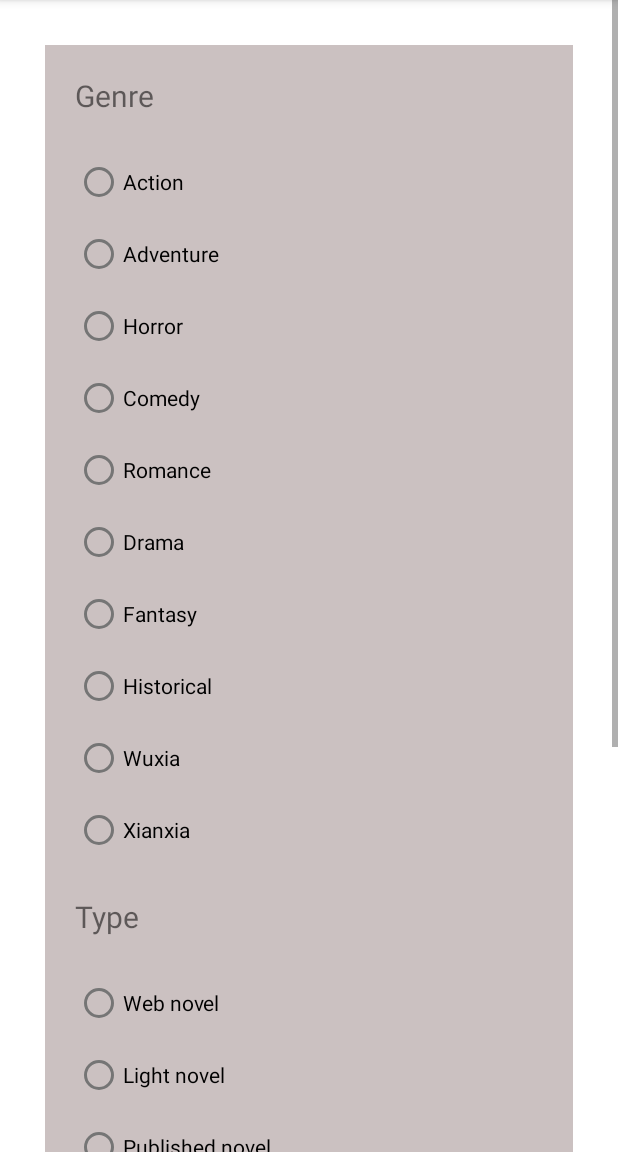
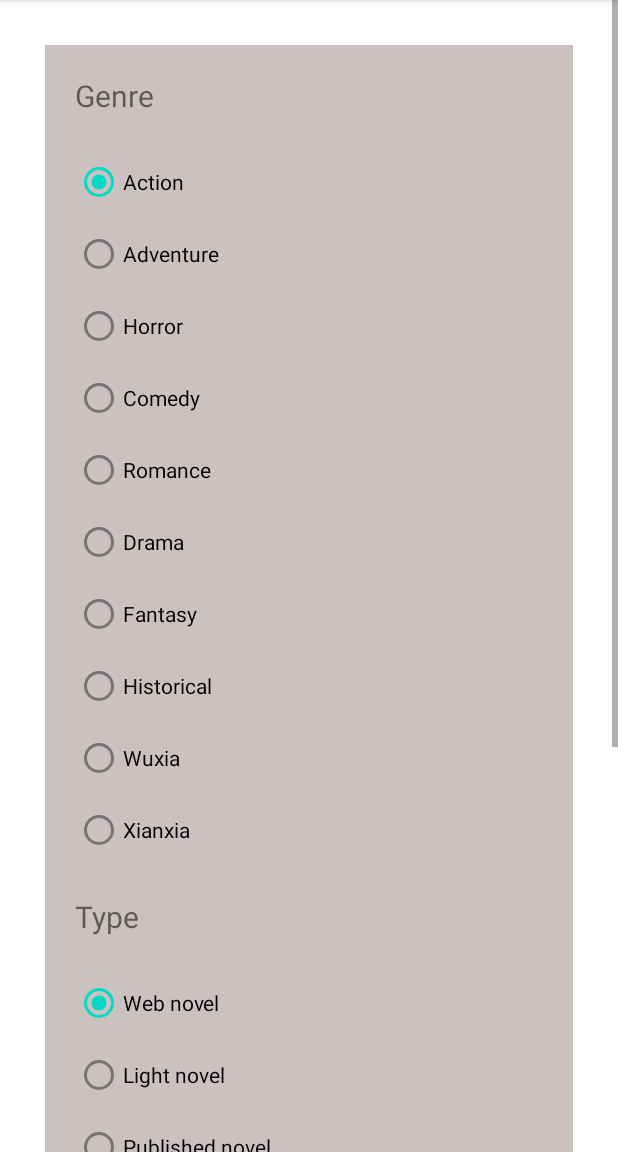
Before and after one commit to PabloRodriguezLomba/projectPMDM, an Android app: the screen it shows after launch (SearchSeries), in the options menu, after a tap on "Series Finder", on a phone screen of 412 x 824 dp, the part 84-1236 px from its top. Run offline under Robolectric (Android 15) with nearby library versions, the phone set to English and light mode, and no system bars.

Commit message:
feat:Shared preferences and search done

```diff
--- a/app/src/main/java/com/example/projectpmdm/ChapterAdapter.java
+++ b/app/src/main/java/com/example/projectpmdm/ChapterAdapter.java
@@ -18,6 +18,7 @@ public class ChapterAdapter extends ArrayAdapter {
     private Activity context;
     private chapter[] arrayChapters;
 
+
     public ChapterAdapter(@NonNull Activity context, int resource, @NonNull chapter[] objects) {
         super(context, resource, objects);
         this.context = context;
@@ -34,9 +35,13 @@ public class ChapterAdapter extends ArrayAdapter {
 
         TextView Date = fila.findViewById(R.id.chaptersDate);
         TextView Url = fila.findViewById(R.id.chaptersUrl);
+        TextView number = fila.findViewById(R.id.chaptersNumber);
+
 
         Date.setText(arrayChapters[position].getDate());
         Url.setText(arrayChapters[position].getUrl());
+        number.setText(arrayChapters[position].getNumber());
+
 
         return fila;
     }
--- a/app/src/main/java/com/example/projectpmdm/MainActivity.java
+++ b/app/src/main/java/com/example/projectpmdm/MainActivity.java
@@ -14,6 +14,7 @@ import android.widget.ListView;
 import android.widget.Toast;
 
 import java.util.ArrayList;
+import java.util.Random;
 
 public class MainActivity extends AppCompatActivity {
 
@@ -47,9 +48,10 @@ public class MainActivity extends AppCompatActivity {
 
                String date = c.getString(1);
                String url = c.getString(2);
-               String idSeries = c.getString(3);
+               String idSeries = c.getString(4);
+               String number = c.getString(3);
 
-               chapterArrayList.add(new chapter(date,url,idSeries));
+               chapterArrayList.add(new chapter(date,url,number,idSeries));
 
            } while (c.moveToNext());
         } else {
@@ -59,7 +61,8 @@ public class MainActivity extends AppCompatActivity {
 
         chapter[] chaterArray = chapterArrayList.toArray(new chapter[0]);
 
-
+        ChapterAdapter adapter = new ChapterAdapter(MainActivity.this,R.layout.chapters,chaterArray);
+        mainActivityList.setAdapter(adapter);
 
     }
 
@@ -78,6 +81,21 @@ public class MainActivity extends AppCompatActivity {
                 startActivity(i);
                 break;
             case R.id.mnRandom:
+                String nombre = "Lord of the Mysteries";
+                int random = new Random().nextInt(7) +1;
+                Cursor c = db.rawQuery("SELECT nombre FROM series where id = " + random,null);
+                if(c.moveToFirst()) {
+                    do {
+                        nombre = c.getString(0);
+                    } while (c.moveToNext());
+                }
+
+
+                Intent intent = new Intent(MainActivity.this,Series.class);
+                intent.putExtra("nombre",nombre);
+                startActivity(intent);
+
+
                 break;
             case R.id.mnSearch:
                 Intent is = new Intent(MainActivity.this,SearchSeries.class);
--- a/app/src/main/java/com/example/projectpmdm/NovelDatabase.java
+++ b/app/src/main/java/com/example/projectpmdm/NovelDatabase.java
@@ -14,7 +14,7 @@ import java.util.Calendar;
 public class NovelDatabase extends SQLiteOpenHelper {
 
     String sqlCreate = "CREATE TABLE if not exists series (id INTEGER PRIMARY KEY AUTOINCREMENT , nombre TEXT NOT NULL,image INTEGER NOT NULL,type TEXT NOT NULL,genre TEXT NOT NULL,author TEXT NOT NULL,Lenguage TEXT NOT NULL,Rating REAL NOT NULL)";
-    String sqlChapters = "CREATE TABLE IF NOT EXISTS chapters (id INTEGER PRIMARY KEY AUTOINCREMENT ,date TEXT NOT NULL,url TEXT NOT NULL,idSeries INTEGER NOT NULL,FOREIGN KEY(idSeries) REFERENCES series(id))";
+    String sqlChapters = "CREATE TABLE IF NOT EXISTS chapters (id INTEGER PRIMARY KEY AUTOINCREMENT ,date TEXT NOT NULL,url TEXT NOT NULL,number Integer NOT NULL,idSeries INTEGER NOT NULL,FOREIGN KEY(idSeries) REFERENCES series(id))";
     Calendar calendar;
     String Date;
     SimpleDateFormat simpleDateFormat;
@@ -45,40 +45,40 @@ public class NovelDatabase extends SQLiteOpenHelper {
             db.execSQL("INSERT INTO series (nombre,image,type,genre,author,Lenguage,Rating) VALUES ('Volcanic age',2131165414,'Web novel','wuxia','jung joon shin','Korean',4.5)");
             db.execSQL("INSERT INTO series (nombre,image,type,genre,author,Lenguage,Rating) VALUES ('Martial World',2131165413,'Web novel','Fantasy','Cocooned Cow','Chinese',4)");
 
-            db.execSQL("INSERT INTO chapters (date,url,idSeries) VALUES('" + Date + "','https://wuxia.click/chapter/lord-of-the-mysteries-1',1)");
-            db.execSQL("INSERT INTO chapters (date,url,idSeries) VALUES('" + Date + "','https://wuxia.click/chapter/lord-of-the-mysteries-2',1)");
-            db.execSQL("INSERT INTO chapters (date,url,idSeries) VALUES('" + Date + "','https://wuxia.click/chapter/lord-of-the-mysteries-3',1)");
-            db.execSQL("INSERT INTO chapters (date,url,idSeries) VALUES('" + Date + "','https://wuxia.click/chapter/lord-of-the-mysteries-4',1)");
-            db.execSQL("INSERT INTO chapters (date,url,idSeries) VALUES('" + Date + "','https://wuxia.click/chapter/lord-of-the-mysteries-5',1)");
-            db.execSQL("INSERT INTO chapters (date,url,idSeries) VALUES('" + Date + "','https://wuxia.click/chapter/lord-of-the-mysteries-6',1)");
-            db.execSQL("INSERT INTO chapters (date,url,idSeries) VALUES('" + Date + "','https://wuxia.click/chapter/lord-of-the-mysteries-7',1)");
-            db.execSQL("INSERT INTO chapters (date,url,idSeries) VALUES('" + Date + "','https://wuxia.click/chapter/lord-of-the-mysteries-8',1)");
-            db.execSQL("INSERT INTO chapters (date,url,idSeries) VALUES('" + Date + "','https://wuxia.click/chapter/lord-of-the-mysteries-9',1)");
-            db.execSQL("INSERT INTO chapters (date,url,idSeries) VALUES('" + Date + "','https://wuxia.click/chapter/lord-of-the-mysteries-10',1)");
-            db.execSQL("INSERT INTO chapters (date,url,idSeries) VALUES('" + Date + "','https://wuxia.click/chapter/lord-of-the-mysteries-11',1)");
-            db.execSQL("INSERT INTO chapters (date,url,idSeries) VALUES('" + Date + "','https://wuxia.click/chapter/lord-of-the-mysteries-12',1)");
-            db.execSQL("INSERT INTO chapters (date,url,idSeries) VALUES('" + Date + "','https://wuxia.click/chapter/lord-of-the-mysteries-13',1)");
+            db.execSQL("INSERT INTO chapters (date,url,number,idSeries) VALUES('" + Date + "','https://wuxia.click/chapter/lord-of-the-mysteries-1',1,1)");
+            db.execSQL("INSERT INTO chapters (date,url,number,idSeries) VALUES('" + Date + "','https://wuxia.click/chapter/lord-of-the-mysteries-2',2,1)");
+            db.execSQL("INSERT INTO chapters (date,url,number,idSeries) VALUES('" + Date + "','https://wuxia.click/chapter/lord-of-the-mysteries-3',3,1)");
+            db.execSQL("INSERT INTO chapters (date,url,number,idSeries) VALUES('" + Date + "','https://wuxia.click/chapter/lord-of-the-mysteries-4',4,1)");
+            db.execSQL("INSERT INTO chapters (date,url,number,idSeries) VALUES('" + Date + "','https://wuxia.click/chapter/lord-of-the-mysteries-5',5,1)");
+            db.execSQL("INSERT INTO chapters (date,url,number,idSeries) VALUES('" + Date + "','https://wuxia.click/chapter/lord-of-the-mysteries-6',6,1)");
+            db.execSQL("INSERT INTO chapters (date,url,number,idSeries) VALUES('" + Date + "','https://wuxia.click/chapter/lord-of-the-mysteries-7',7,1)");
+            db.execSQL("INSERT INTO chapters (date,url,number,idSeries) VALUES('" + Date + "','https://wuxia.click/chapter/lord-of-the-mysteries-8',8,1)");
+            db.execSQL("INSERT INTO chapters (date,url,number,idSeries) VALUES('" + Date + "','https://wuxia.click/chapter/lord-of-the-mysteries-9',9,1)");
+            db.execSQL("INSERT INTO chapters (date,url,number,idSeries) VALUES('" + Date + "','https://wuxia.click/chapter/lord-of-the-mysteries-10',10,1)");
+            db.execSQL("INSERT INTO chapters (date,url,number,idSeries) VALUES('" + Date + "','https://wuxia.click/chapter/lord-of-the-mysteries-11',11,1)");
+            db.execSQL("INSERT INTO chapters (date,url,number,idSeries) VALUES('" + Date + "','https://wuxia.click/chapter/lord-of-the-mysteries-12',12,1)");
+            db.execSQL("INSERT INTO chapters (date,url,number,idSeries) VALUES('" + Date + "','https://wuxia.click/chapter/lord-of-the-mysteries-13',13,1)");
 
-            db.execSQL("INSERT INTO chapters (date,url,idSeries) VALUES('" + Date + "','https://www.lightnovelpub.com/novel/my-house-of-horrors-305/chapter-1',2)");
-            db.execSQL("INSERT INTO chapters (date,url,idSeries) VALUES('" + Date + "','https://www.lightnovelpub.com/novel/my-house-of-horrors-305/chapter-2',2)");
-            db.execSQL("INSERT INTO chapters (date,url,idSeries) VALUES('" + Date + "','https://www.lightnovelpub.com/novel/my-house-of-horrors-305/chapter-3',2)");
-            db.execSQL("INSERT INTO chapters (date,url,idSeries) VALUES('" + Date + "','https://www.lightnovelpub.com/novel/my-house-of-horrors-305/chapter-4',2)");
-            db.execSQL("INSERT INTO chapters (date,url,idSeries) VALUES('" + Date + "','https://www.lightnovelpub.com/novel/my-house-of-horrors-305/chapter-5',2)");
+            db.execSQL("INSERT INTO chapters (date,url,number,idSeries) VALUES('" + Date + "','https://www.lightnovelpub.com/novel/my-house-of-horrors-305/chapter-1',1,2)");
+            db.execSQL("INSERT INTO chapters (date,url,number,idSeries) VALUES('" + Date + "','https://www.lightnovelpub.com/novel/my-house-of-horrors-305/chapter-2',2,2)");
+            db.execSQL("INSERT INTO chapters (date,url,number,idSeries) VALUES('" + Date + "','https://www.lightnovelpub.com/novel/my-house-of-horrors-305/chapter-3',3,2)");
+            db.execSQL("INSERT INTO chapters (date,url,number,idSeries) VALUES('" + Date + "','https://www.lightnovelpub.com/novel/my-house-of-horrors-305/chapter-4',4,2)");
+            db.execSQL("INSERT INTO chapters (date,url,number,idSeries) VALUES('" + Date + "','https://www.lightnovelpub.com/novel/my-house-of-horrors-305/chapter-5',5,2)");
 
-            db.execSQL("INSERT INTO chapters (date,url,idSeries) VALUES('" + Date + "','https://www.lightnovelpub.com/novel/i-shall-seal-the-heavens-225/chapter-1',3)");
-            db.execSQL("INSERT INTO chapters (date,url,idSeries) VALUES('" + Date + "','https://www.lightnovelpub.com/novel/i-shall-seal-the-heavens-225/chapter-2',3)");
+            db.execSQL("INSERT INTO chapters (date,url,number,idSeries) VALUES('" + Date + "','https://www.lightnovelpub.com/novel/i-shall-seal-the-heavens-225/chapter-1',1,3)");
+            db.execSQL("INSERT INTO chapters (date,url,number,idSeries) VALUES('" + Date + "','https://www.lightnovelpub.com/novel/i-shall-seal-the-heavens-225/chapter-2',2,3)");
 
-            db.execSQL("INSERT INTO chapters (date,url,idSeries) VALUES('" + Date + "','https://www.webnovel.com/book/lord-of-mysteries-2-circle-of-inevitability_25759730405792805/foreigners_69219458274610268',4)");
+            db.execSQL("INSERT INTO chapters (date,url,number,idSeries) VALUES('" + Date + "','https://www.webnovel.com/book/lord-of-mysteries-2-circle-of-inevitability_25759730405792805/foreigners_69219458274610268',1,4)");
 
-            db.execSQL("INSERT INTO chapters (date,url,idSeries) VALUES('" + Date + "','https://starrynightnovels.com/2018/05/18/chapter-1-spring-palace-part-one/',5)");
+            db.execSQL("INSERT INTO chapters (date,url,number,idSeries) VALUES('" + Date + "','https://starrynightnovels.com/2018/05/18/chapter-1-spring-palace-part-one/',1,5)");
 
-            db.execSQL("INSERT INTO chapters (date,url,idSeries) VALUES('" + Date + "','https://enxiao.wordpress.com/2017/01/08/founder-of-diabolism-chapter-3/',6)");
-            db.execSQL("INSERT INTO chapters (date,url,idSeries) VALUES('" + Date + "','https://enxiao.wordpress.com/2017/01/08/founder-of-diabolism-chapter-4/',6)");
-            db.execSQL("INSERT INTO chapters (date,url,idSeries) VALUES('" + Date + "','https://enxiao.wordpress.com/2017/01/08/founder-of-diabolism-chapter-5/',6)");
+            db.execSQL("INSERT INTO chapters (date,url,number,idSeries) VALUES('" + Date + "','https://enxiao.wordpress.com/2017/01/08/founder-of-diabolism-chapter-3/',1,6)");
+            db.execSQL("INSERT INTO chapters (date,url,number,idSeries) VALUES('" + Date + "','https://enxiao.wordpress.com/2017/01/08/founder-of-diabolism-chapter-4/',2,6)");
+            db.execSQL("INSERT INTO chapters (date,url,number,idSeries) VALUES('" + Date + "','https://enxiao.wordpress.com/2017/01/08/founder-of-diabolism-chapter-5/',3,6)");
 
-            db.execSQL("INSERT INTO chapters (date,url,idSeries) VALUES('" + Date + "','https://www.novelmultiverse.com/novel/volcanic-age/chapter-1/',7)");
+            db.execSQL("INSERT INTO chapters (date,url,number,idSeries) VALUES('" + Date + "','https://www.novelmultiverse.com/novel/volcanic-age/chapter-1/',1,7)");
 
-            db.execSQL("INSERT INTO chapters (date,url,idSeries) VALUES('" + Date + "','https://www.wuxiaworld.com/novel/martial-world/mw-chapter-1',8)");
+            db.execSQL("INSERT INTO chapters (date,url,number,idSeries) VALUES('" + Date + "','https://www.wuxiaworld.com/novel/martial-world/mw-chapter-1',1,8)");
         } catch (SQLException e) {
             Toast.makeText(context, "ERROR EN LA INSERCION EN LA BASE DE DATOS", Toast.LENGTH_SHORT).show();
         }
--- a/app/src/main/java/com/example/projectpmdm/SearchSeries.java
+++ b/app/src/main/java/com/example/projectpmdm/SearchSeries.java
@@ -2,13 +2,100 @@ package com.example.projectpmdm;
 
 import androidx.appcompat.app.AppCompatActivity;
 
+import android.content.Intent;
+import android.content.SharedPreferences;
+import android.database.Cursor;
 import android.os.Bundle;
+import android.preference.PreferenceManager;
+import android.view.View;
+import android.widget.ArrayAdapter;
+import android.widget.Button;
+import android.widget.RadioButton;
+import android.widget.RadioGroup;
+
+import java.lang.reflect.Type;
+import java.util.ArrayList;
 
 public class    SearchSeries extends AppCompatActivity {
+
+    RadioGroup groupGenre;
+    RadioGroup grouptype;
+    RadioGroup groupLenguage;
+    Button btnSearch;
+    RadioButton genreNow;
+    RadioButton TypeNow;
+    RadioButton LenguageNow;
+
+
 
     @Override
     protected void onCreate(Bundle savedInstanceState) {
         super.onCreate(savedInstanceState);
         setContentView(R.layout.activity_search_series);
+
+        btnSearch = findViewById(R.id.btnSearch);
+
+        SharedPreferences sharedPreferences = PreferenceManager.getDefaultSharedPreferences(SearchSeries.this);
+        SharedPreferences.Editor editor = sharedPreferences.edit();
+
+
+        groupGenre = findViewById(R.id.groupGenre);
+        groupGenre.setOnCheckedChangeListener(new RadioGroup.OnCheckedChangeListener() {
+            @Override
+            public void onCheckedChanged(RadioGroup group, int checkedId) {
+                editor.putInt("genre",groupGenre.getCheckedRadioButtonId());
+                editor.apply();
+            }
+        });
+
+        grouptype = findViewById(R.id.groupType);
+        grouptype.setOnCheckedChangeListener(new RadioGroup.OnCheckedChangeListener() {
+            @Override
+            public void onCheckedChanged(RadioGroup group, int checkedId) {
+                editor.putInt("type",grouptype.getCheckedRadioButtonId());
+                editor.apply();
+            }
+        });
+        groupLenguage = findViewById(R.id.groupLenguage);
+        groupLenguage.setOnCheckedChangeListener(new RadioGroup.OnCheckedChangeListener() {
+            @Override
+            public void onCheckedChanged(RadioGroup group, int checkedId) {
+                editor.putInt("Lenguage",groupLenguage.getCheckedRadioButtonId());
+                editor.apply();
+            }
+        });
+
+
+        int genre =sharedPreferences.getInt("genre",R.id.Action);
+        int type = sharedPreferences.getInt("type",R.id.web);
+        int Lenguage = sharedPreferences.getInt("Lenguage",R.id.china);
+
+        groupGenre.check(genre);
+        grouptype.check(type);
+        groupLenguage.check(Lenguage);
+
+        btnSearch.setOnClickListener(new View.OnClickListener() {
+            @Override
+            public void onClick(View v) {
+                genreNow = findViewById(groupGenre.getCheckedRadioButtonId());
+                TypeNow = findViewById(grouptype.getCheckedRadioButtonId());
+                LenguageNow = findViewById(groupLenguage.getCheckedRadioButtonId());
+
+                String searchgen = genreNow.getText().toString();
+                String searchtyp = TypeNow.getText().toString();
+                String searchLen = LenguageNow.getText().toString();
+
+
+
+                Intent in = new Intent(SearchSeries.this,searchedList.class);
+                in.putExtra("genre",searchgen);
+                in.putExtra("typ",searchtyp);
+                in.putExtra("Len",searchLen);
+                startActivity(in);
+
+
+            }
+        });
+
     }
 }
--- a/app/src/main/java/com/example/projectpmdm/chapter.java
+++ b/app/src/main/java/com/example/projectpmdm/chapter.java
@@ -4,11 +4,13 @@ public class chapter {
 
     String date;
     String url;
+    String number;
     String idseries;
 
-    public chapter(String date, String url, String idseries) {
+    public chapter(String date, String url,String number, String idseries) {
         this.date = date;
         this.url = url;
+        this.number = number;
         this.idseries = idseries;
     }
 
@@ -35,4 +37,12 @@ public class chapter {
     public void setIdseries(String idseries) {
         this.idseries = idseries;
     }
+
+    public String getNumber() {
+        return number;
+    }
+
+    public void setNumber(String number) {
+        this.number = number;
+    }
 }
--- a/app/src/main/res/layout/activity_search_series.xml
+++ b/app/src/main/res/layout/activity_search_series.xml
@@ -23,47 +23,59 @@
         <RadioGroup
             android:layout_width="wrap_content"
             android:layout_height="wrap_content"
-            android:layout_marginLeft="20dp">
+            android:layout_marginLeft="20dp"
+            android:id="@+id/groupGenre">
             <RadioButton
                 android:layout_width="wrap_content"
                 android:layout_height="wrap_content"
-                android:text="@string/genreAc"/>
+                android:text="@string/genreAc"
+                android:id="@+id/Action"/>
             <RadioButton
                 android:layout_width="wrap_content"
                 android:layout_height="wrap_content"
-                android:text="@string/genreAd"/>
+                android:text="@string/genreAd"
+                android:id="@+id/Adventure"/>
             <RadioButton
                 android:layout_width="wrap_content"
                 android:layout_height="wrap_content"
-                android:text="@string/genreHr"/>
+                android:text="@string/genreHr"
+                android:id="@+id/Horror"/>
             <RadioButton
                 android:layout_width="wrap_content"
                 android:layout_height="wrap_content"
-                android:text="@string/genreCo"/>
+                android:text="@string/genreCo"
+                android:id="@+id/Comedy"/>
             <RadioButton
                 android:layout_width="wrap_content"
                 android:layout_height="wrap_content"
-                android:text="@string/genreRo"/>
+                android:text="@string/genreRo"
+                android:id="@+id/Romance"/>
             <RadioButton
                 android:layout_width="wrap_content"
                 android:layout_height="wrap_content"
-                android:text="@string/genreDr"/>
+                android:text="@string/genreDr"
+                android:id="@+id/Drama"
+                />
             <RadioButton
                 android:layout_width="wrap_content"
                 android:layout_height="wrap_content"
-                android:text="@string/genreFan"/>
+                android:text="@string/genreFan"
+                android:id="@+id/Fantasy"/>
             <RadioButton
                 android:layout_width="wrap_content"
                 android:layout_height="wrap_content"
-                android:text="@string/genreHis"/>
+                android:text="@string/genreHis"
+                android:id="@+id/Historical"/>
             <RadioButton
                 android:layout_width="wrap_content"
                 android:layout_height="wrap_content"
-                android:text="@string/genreWu"/>
+                android:text="@string/genreWu"
+                android:id="@+id/Wuxia"/>
             <RadioButton
                 android:layout_width="wrap_content"
                 android:layout_height="wrap_content"
-                android:text="@string/genreXi"/>
+                android:text="@string/genreXi"
+                android:id="@+id/Xianxia"/>
 
 
 
@@ -79,20 +91,25 @@
         <RadioGroup
             android:layout_width="wrap_content"
             android:layout_height="wrap_content"
-            android:layout_marginLeft="20dp" >
+            android:layout_marginLeft="20dp"
+            android:id="@+id/groupType">
 
             <RadioButton
                 android:layout_width="wrap_content"
                 android:layout_height="wrap_content"
-                android:text="@string/TypeW"/>
+                android:text="@string/TypeW"
+                android:id="@+id/web"/>
             <RadioButton
                 android:layout_width="wrap_content"
                 android:layout_height="wrap_content"
-                android:text="@string/TypeL"/>
+                android:text="@string/TypeL"
+                android:id="@+id/light"/>
+
             <RadioButton
                 android:layout_width="wrap_content"
                 android:layout_height="wrap_content"
-                android:text="@string/TypeP"/>
+                android:text="@string/TypeP"
+                android:id="@+id/published"/>
 
         </RadioGroup>
 
@@ -106,28 +123,34 @@
         <RadioGroup
             android:layout_width="wrap_content"
             android:layout_height="wrap_content"
-            android:layout_marginLeft="20dp" >
+            android:layout_marginLeft="20dp"
+            android:id="@+id/groupLenguage">
 
             <RadioButton
                 android:layout_width="wrap_content"
                 android:layout_height="wrap_content"
-                android:text="@string/LenguageC"/>
+                android:text="@string/LenguageC"
+                android:id="@+id/china"/>
             <RadioButton
                 android:layout_width="wrap_content"
                 android:layout_height="wrap_content"
-                android:text="@string/LenguageK"/>
+                android:text="@string/LenguageK"
+                android:id="@+id/Korea"/>
             <RadioButton
                 android:layout_width="wrap_content"
                 android:layout_height="wrap_content"
-                android:text="@string/LenguageJ"/>
+                android:text="@string/LenguageJ"
+                android:id="@+id/Japan"/>
             <RadioButton
                 android:layout_width="wrap_content"
                 android:layout_height="wrap_content"
-                android:text="@string/LenguageE"/>
+                android:text="@string/LenguageE"
+                android:id="@+id/England"/>
             <RadioButton
                 android:layout_width="wrap_content"
                 android:layout_height="wrap_content"
-                android:text="@string/LenguageEs"/>
+                android:text="@string/LenguageEs"
+                android:id="@+id/Spain"/>
 
 
         </RadioGroup>
--- a/app/src/main/res/layout/activity_series.xml
+++ b/app/src/main/res/layout/activity_series.xml
@@ -104,7 +104,7 @@
 
         <ListView
             android:layout_width="match_parent"
-            android:layout_height="match_parent"
+            android:layout_height="300dp"
             android:layout_margin="20dp"
             android:id="@+id/seriesChapterList"></ListView>
 
@@ -112,4 +112,5 @@
 
 
 
+
 </ScrollView>
--- a/app/src/main/res/layout/chapters.xml
+++ b/app/src/main/res/layout/chapters.xml
@@ -16,9 +16,10 @@
         />
 
     <TextView
-        android:layout_width="wrap_content"
+        android:layout_width="150dp"
         android:layout_height="wrap_content"
         android:layout_gravity="center"
+        android:linksClickable="true"
         android:text="hhhtpsldfewnadvnkdslñfdf"
         android:id="@+id/chaptersUrl"
         />
@@ -28,6 +29,7 @@
          android:layout_height="wrap_content"
          android:layout_margin="20dp"
          android:text="fjskd"
+
          android:id="@+id/chaptersNumber"/>
  </LinearLayout>
 
```
Also changed, not shown: app/src/main/AndroidManifest.xml (+7 -0 lines), app/src/main/java/com/example/projectpmdm/Series.java (+23 -1 lines), app/src/main/java/com/example/projectpmdm/searchedList.java (added, +57 -0 lines), app/src/main/res/layout/activity_searched_list.xml (added, +15 -0 lines).
